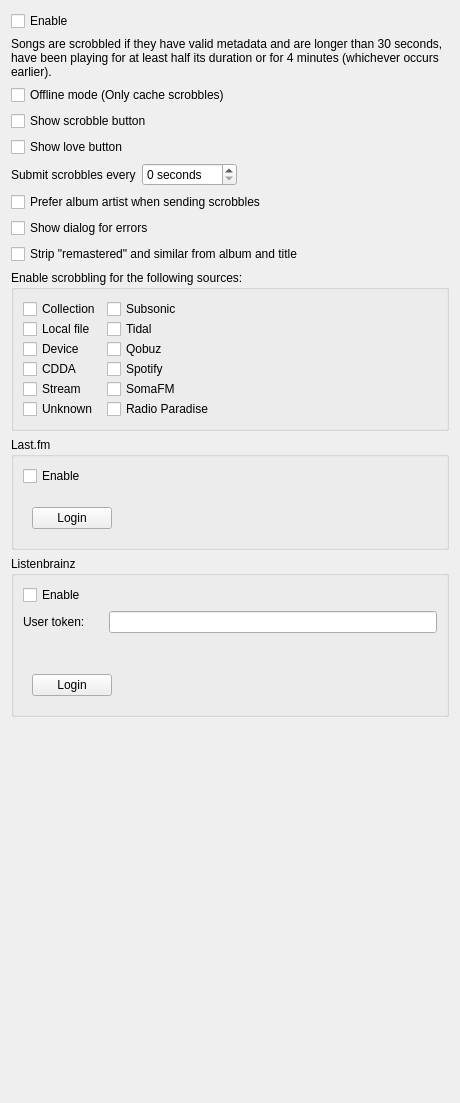
First picture: the form in src/settings/scrobblersettingspage.ui, repository strawberrymusicplayer/strawberry, before the edit.
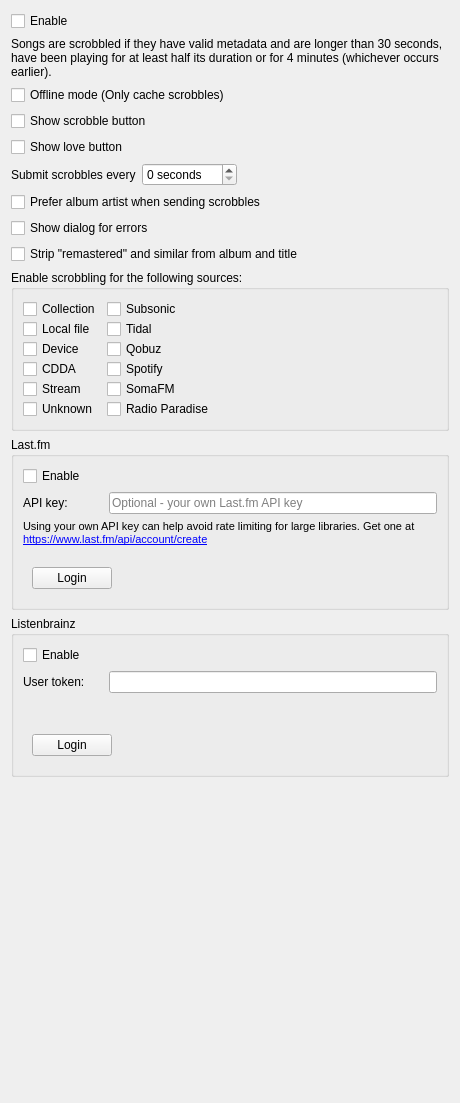
Second picture: the form after the edit. Custom widgets are drawn as their Qt base class.

Commit message:
Add custom API key support and retry logic for Last.fm import
- Add API key field to Last.fm settings UI with helpful info text
- Store and load custom API key from settings
- Use custom API key in lastfmimport if provided, fall back to default
- Implement exponential backoff retry logic (up to 5 retries)
- Retry on HTTP 500/503 errors with increasing delays (5s, 10s, 20s, 40s, 80s)
- Add retry count tracking to request structures

```diff
--- a/src/settings/scrobblersettingspage.ui
+++ b/src/settings/scrobblersettingspage.ui
@@ -234,6 +234,43 @@
         </property>
        </widget>
       </item>
+      <item>
+       <layout class="QHBoxLayout" name="layout_lastfm_api_key">
+        <item>
+         <widget class="QLabel" name="label_lastfm_api_key">
+          <property name="minimumSize">
+           <size>
+            <width>80</width>
+            <height>0</height>
+           </size>
+          </property>
+          <property name="text">
+           <string>API key:</string>
+          </property>
+         </widget>
+        </item>
+        <item>
+         <widget class="QLineEdit" name="lineedit_lastfm_api_key">
+          <property name="placeholderText">
+           <string>Optional - your own Last.fm API key</string>
+          </property>
+         </widget>
+        </item>
+       </layout>
+      </item>
+      <item>
+       <widget class="QLabel" name="label_lastfm_api_key_info">
+        <property name="text">
+         <string>&lt;html&gt;&lt;head/&gt;&lt;body&gt;&lt;p&gt;&lt;span style=&quot; font-size:8pt;&quot;&gt;Using your own API key can help avoid rate limiting for large libraries. Get one at &lt;/span&gt;&lt;a href=&quot;https://www.last.fm/api/account/create&quot;&gt;&lt;span style=&quot; font-size:8pt; text-decoration: underline; color:#0000ff;&quot;&gt;https://www.last.fm/api/account/create&lt;/span&gt;&lt;/a&gt;&lt;/p&gt;&lt;/body&gt;&lt;/html&gt;</string>
+        </property>
+        <property name="wordWrap">
+         <bool>true</bool>
+        </property>
+        <property name="openExternalLinks">
+         <bool>true</bool>
+        </property>
+       </widget>
+      </item>
       <item>
        <widget class="LoginStateWidget" name="widget_lastfm_login_state" native="true"/>
       </item>
```
Left out of the diff: 1 changed line with no effect on the pictures. The commit also changes 6 other files.
